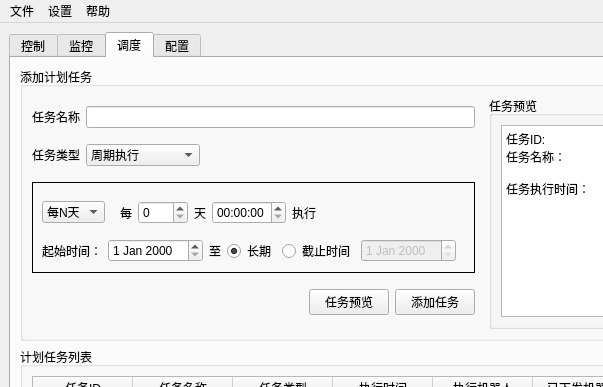
This is python_test/python_test/ui_main.ui in myzonexu/git_test as Qt 5 draws it before an edit; both pictures show x 0 to 603 and y 0 to 387 of the 1024 by 700 pixel window. The edited form follows.
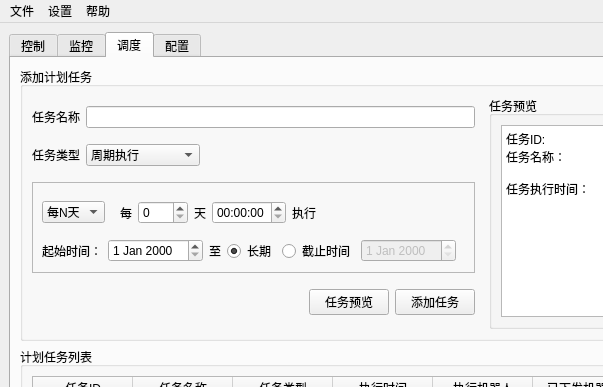
This is the edited form. The open tabs and pages were chosen to show the change. Icons and pictures are not drawn.

Commit message: 计划任务类定义

```diff
--- a/python_test/python_test/ui_main.ui
+++ b/python_test/python_test/ui_main.ui
@@ -1640,7 +1640,7 @@
                 </sizepolicy>
                </property>
                <property name="frameShape">
-                <enum>QFrame::Box</enum>
+                <enum>QFrame::StyledPanel</enum>
                </property>
                <property name="currentIndex">
                 <number>0</number>
```
Left out of the diff: 2 changed lines with no effect on the pictures. The commit also changes 1 other file.
